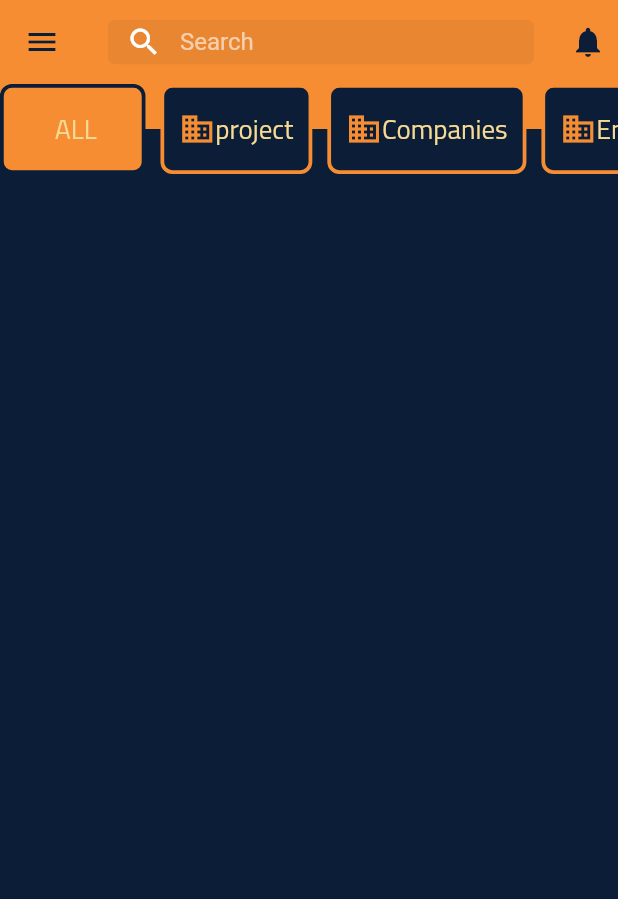
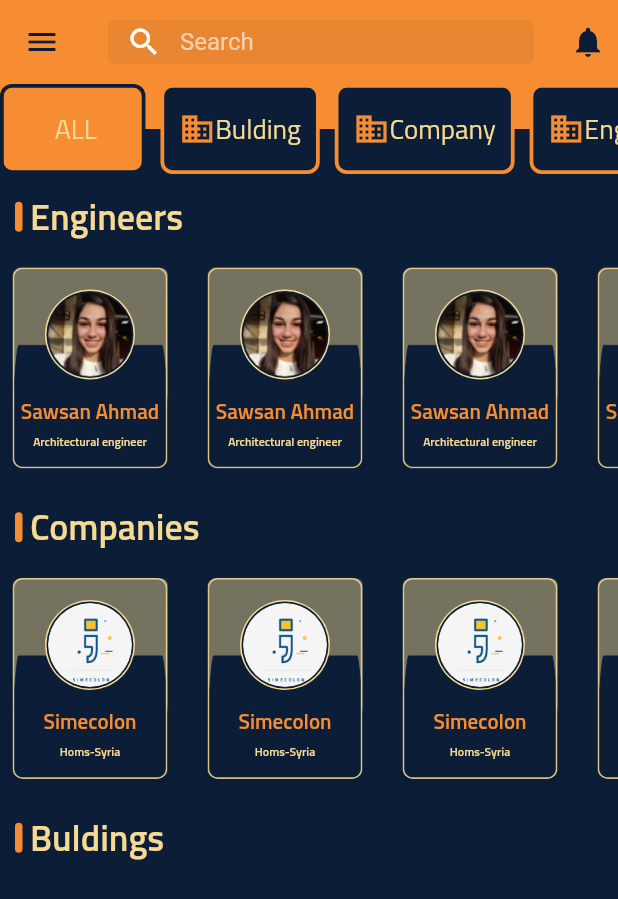
Before and after one commit to DeaaJahjah/pmp_constractions, a Flutter app: the screen it shows after launch, after a tap on "ALL", on a phone screen of 412 x 824 dp. Shown: the top 899 px of the screen. Run offline on Flutter 3.47's test engine with Material 2 defaults, Android fonts, the phone set to English and light mode, and no system bars; our stand-ins replace animated_theme_switcher, cloud_firestore, equatable, firebase_core, flutter_staggered_animations, flutter_switch; accounts and stored records are empty; generated files the repository leaves out were written again.

Commit message:
work on  search featuer

```diff
--- a/lib/core/config/constants/constant.dart
+++ b/lib/core/config/constants/constant.dart
@@ -1,5 +1,6 @@
 import 'package:flutter/material.dart';
 
+const sizedBoxXSmall = SizedBox(height: 4);
 const sizedBoxSmall = SizedBox(height: 10);
 
 const sizedBoxMedium = SizedBox(height: 20);
--- a/lib/core/config/theme/theme.dart
+++ b/lib/core/config/theme/theme.dart
@@ -61,6 +61,16 @@ ThemeData darkTheme = ThemeData(
             fontFamily: font,
             fontSize: 24,
             fontWeight: FontWeight.bold),
+        bodyMedium: TextStyle(
+            color: orange,
+            fontFamily: font,
+            fontSize: 16,
+            fontWeight: FontWeight.bold),
+        bodySmall: TextStyle(
+            color: beg,
+            fontFamily: font,
+            fontSize: 12,
+            fontWeight: FontWeight.normal),
         headlineSmall: TextStyle(
             color: beg,
             fontFamily: font,
--- a/lib/features/home_screen/providers/search_provider.dart
+++ b/lib/features/home_screen/providers/search_provider.dart
@@ -1,48 +1,29 @@
 import 'package:flutter/cupertino.dart';
 import 'package:pmpconstractions/core/config/enums/enums.dart';
-import 'package:pmpconstractions/features/home_screen/models/project.dart';
-import 'package:pmpconstractions/features/home_screen/services/project_db_service.dart';
 
 class SearchProvider extends ChangeNotifier {
-  List<Project> projects = [];
-  List<Project> searched = [];
-  //List<Company> companies = [];
-  // List<Engineer> engineers = [];
+  SearchType searchType = SearchType.all;
 
-  dynamic searchState(SearchType searchType) async {
-    switch (searchType) {
-      case SearchType.all:
-        // TODO: Handle this case.
-        break;
-      case SearchType.project:
-        projects = await ProjectDbService().getProjects();
-        return projects;
-        break;
-      case SearchType.company:
-        // TODO: Handle this case.
-        break;
-      case SearchType.engineer:
-        // TODO: Handle this case.
-        break;
-    }
-    ChangeNotifier();
-  }
-
-  getProjectById(String id) {
-    return projects.firstWhere((project) => project.projectId == id);
-  }
-
-  getProjects(String value) {
-    if (value.isEmpty) {
-      searched = projects;
-    }
-
-    final searchResult = projects.where((project) {
-      return project.name.toLowerCase().contains(value.toLowerCase());
-    }).toList();
-
-    searched = searchResult;
-    print('this is searched resualt ${searched.length}');
-    ChangeNotifier;
+  void searchState(SearchType newSearchType) async {
+    searchType = newSearchType;
+    NotificationListener;
   }
 }
+
+  // getProjectById(String id) {
+  //   return projects.firstWhere((project) => project.projectId == id);
+  // }
+
+  // getProjects(String value) {
+  //   if (value.isEmpty) {
+  //     searched = projects;
+  //   }
+
+  //   final searchResult = projects.where((project) {
+  //     return project.name.toLowerCase().contains(value.toLowerCase());
+  //   }).toList();
+
+  //   searched = searchResult;
+  //   print('this is searched resualt ${searched.length}');
+  //   ChangeNotifier;
+  // }
--- a/lib/features/home_screen/screens/home_screen.dart
+++ b/lib/features/home_screen/screens/home_screen.dart
@@ -1,13 +1,17 @@
-import 'package:cloud_firestore/cloud_firestore.dart';
 import 'package:flutter/material.dart';
 
 import 'package:pmpconstractions/core/config/enums/enums.dart';
 import 'package:pmpconstractions/core/config/theme/theme.dart';
 import 'package:pmpconstractions/features/home_screen/models/project.dart';
+import 'package:pmpconstractions/features/home_screen/providers/search_provider.dart';
+import 'package:pmpconstractions/features/home_screen/screens/widgets/build_all.dart';
 import 'package:pmpconstractions/features/home_screen/screens/widgets/build_projects.dart';
+import 'package:pmpconstractions/features/home_screen/screens/widgets/bulid_companies_card.dart';
+import 'package:pmpconstractions/features/home_screen/screens/widgets/bulid_engineers_card.dart';
 import 'package:pmpconstractions/features/home_screen/screens/widgets/custom_item.dart';
 import 'package:pmpconstractions/features/home_screen/screens/widgets/search_text_field.dart';
 import 'package:pmpconstractions/features/home_screen/services/project_db_service.dart';
+import 'package:provider/provider.dart';
 
 class HomeScreen extends StatefulWidget {
   static const routeName = '/home';
@@ -18,7 +22,7 @@ class HomeScreen extends StatefulWidget {
 }
 
 class _HomeScreenState extends State<HomeScreen> {
-  List<bool> itemsState = [false, true, false, false];
+  List<bool> itemsState = [true, false, false, false];
   changeItemState(int index) {
     if (itemsState[index] == false) {
       itemsState[index] = true;
@@ -51,7 +55,8 @@ class _HomeScreenState extends State<HomeScreen> {
 
   @override
   Widget build(BuildContext context) {
-    var ref = FirebaseFirestore.instance.collection('projects');
+    var searchProvider = Provider.of<SearchProvider>(context);
+
     return Scaffold(
       appBar: AppBar(
         actions: const [
@@ -83,71 +88,70 @@ class _HomeScreenState extends State<HomeScreen> {
                   CustomItem(
                       text: 'ALL',
                       selected: itemsState[0],
-                      onTap: () async {
+                      onTap: () {
                         setState(() {
                           changeItemState(0);
                         });
-
-                        Project project = Project(
-                            name: 'm',
-                            description: 'description',
-                            imageUrl:
-                                'https://firebasestorage.googleapis.com/v0/b/justatest-63adb.appspot.com/o/bulding1.png?alt=media&token=e832f13a-61b2-4fd0-bee5-082ff0acb388',
-                            location: const GeoPoint(30.22, 3),
-                            isOpen: true,
-                            modelUrl: 'https://dadva',
-                            privacy: true,
-                            members: const [
-                              MemberRole(
-                                  memberId: 'dadad_id',
-                                  memberName: 'memberName',
-                                  profilePicUrl: 'profilePicUrl',
-                                  role: Role.projectEngineer),
-                              MemberRole(
-                                  memberId: 'dadad_id',
-                                  memberName: 'memberName',
-                                  profilePicUrl: 'profilePicUrl',
-                                  role: Role.projectEngineer)
-                            ]);
-                        ref.add(project.toJson());
+                        searchProvider.searchState(SearchType.all);
                       }),
                   CustomItem(
-                      text: 'project',
+                      text: 'Bulding',
                       icon: Icons.business,
                       selected: itemsState[1],
                       onTap: () {
                         setState(() {
                           changeItemState(1);
                         });
+                        searchProvider.searchState(SearchType.project);
                       }),
                   CustomItem(
-                      text: 'Companies',
+                      text: 'Company',
                       icon: Icons.business,
                       selected: itemsState[2],
                       onTap: () {
                         setState(() {
                           changeItemState(2);
                         });
+                        searchProvider.searchState(SearchType.company);
                       }),
                   CustomItem(
-                      text: 'Enginerrs',
+                      text: 'Engineer',
                       icon: Icons.business,
                       selected: itemsState[3],
                       onTap: () {
                         setState(() {
                           changeItemState(3);
                         });
+                        searchProvider.searchState(SearchType.engineer);
                       })
                 ],
               ),
             ),
           ]),
-          Expanded(
+          if (searchProvider.searchType == SearchType.all)
+            Expanded(
+              child: (loading)
+                  ? const Center(child: CircularProgressIndicator())
+                  : BuildAll(projects: searchedProjects),
+            )
+          else if (searchProvider.searchType == SearchType.project)
+            Expanded(
               child: (loading)
                   ? const Center(child: CircularProgressIndicator())
                   : BuildProjects(
                       projects: searchedProjects,
-                    ))
+                    ),
+            )
+          else if (searchProvider.searchType == SearchType.company)
+            Expanded(
+                child: (loading)
+                    ? const Center(child: CircularProgressIndicator())
+                    : const Center(child: BuildCompaniesCard()))
+          else if (searchProvider.searchType == SearchType.engineer)
+            Expanded(
+                child: (loading)
+                    ? const Center(child: CircularProgressIndicator())
+                    : const BuildEngineersCard()),
         ],
       ),
     );
--- /dev/null
+++ b/lib/features/home_screen/screens/widgets/build_all.dart
@@ -0,0 +1,236 @@
+import 'package:flutter/material.dart';
+import 'package:flutter_staggered_animations/flutter_staggered_animations.dart';
+import 'package:pmpconstractions/core/config/constants/constant.dart';
+import 'package:pmpconstractions/core/config/theme/theme.dart';
+import 'package:pmpconstractions/features/home_screen/models/project.dart';
+import 'package:pmpconstractions/features/home_screen/screens/widgets/project_card.dart';
+
+class BuildAll extends StatelessWidget {
+  const BuildAll({Key? key, required this.projects}) : super(key: key);
+  final List<Project> projects;
+
+  @override
+  Widget build(BuildContext context) {
+    return CustomScrollView(slivers: [
+      const SliverToBoxAdapter(
+        child: Title(title: 'Engineers'),
+      ),
+      SliverToBoxAdapter(
+          child: SizedBox(
+        height: 150,
+        child: ListView.builder(
+          itemCount: 5,
+          scrollDirection: Axis.horizontal,
+          itemBuilder: (context, index) => AnimationConfiguration.staggeredList(
+              position: index,
+              duration: const Duration(milliseconds: 375),
+              child: const SlideAnimation(
+                  horizontalOffset: 50.0,
+                  child: FadeInAnimation(child: EngCard()))),
+        ),
+      )),
+      const SliverToBoxAdapter(
+        child: Title(title: 'Companies'),
+      ),
+      SliverToBoxAdapter(
+          child: SizedBox(
+        height: 150,
+        child: ListView.builder(
+          itemCount: 5,
+          scrollDirection: Axis.horizontal,
+          itemBuilder: (context, index) => AnimationConfiguration.staggeredList(
+              position: index,
+              duration: const Duration(milliseconds: 375),
+              child: const SlideAnimation(
+                  horizontalOffset: 50.0,
+                  child: FadeInAnimation(child: CompCard()))),
+        ),
+      )),
+      const SliverToBoxAdapter(
+        child: Title(title: 'Buldings'),
+      ),
+      SliverGrid(
+          gridDelegate: const SliverGridDelegateWithFixedCrossAxisCount(
+            crossAxisCount: 2,
+            mainAxisSpacing: 40,
+            crossAxisSpacing: 10,
+          ),
+          delegate: SliverChildBuilderDelegate((context, index) {
+            var project = projects[index];
+
+            return AnimationConfiguration.staggeredList(
+              position: index,
+              duration: const Duration(milliseconds: 375),
+              child: SlideAnimation(
+                horizontalOffset: 50.0,
+                child: FadeInAnimation(
+                  child: Container(
+                    height: (index % 2 == 0) ? 300 : 200,
+                    padding: const EdgeInsets.symmetric(
+                        vertical: 20, horizontal: 10),
+                    child: ProjectCard(
+                        projectId: project.projectId.toString(),
+                        name: project.name,
+                        imageUrl: project.imageUrl,
+                        index: index),
+                  ),
+                ),
+              ),
+            );
+          }, childCount: projects.length))
+    ]);
+  }
+}
+
+class Title extends StatelessWidget {
+  final String title;
+  const Title({Key? key, required this.title}) : super(key: key);
+
+  @override
+  Widget build(BuildContext context) {
+    return Container(
+      margin: const EdgeInsets.fromLTRB(10, 10, 10, 10),
+      child: Row(
+        children: [
+          Container(
+            width: 5,
+            height: 20,
+            margin: const EdgeInsets.only(right: 5),
+            decoration: BoxDecoration(
+                color: orange, borderRadius: BorderRadius.circular(5)),
+          ),
+          Text(
+            title,
+            style: Theme.of(context).textTheme.headlineMedium,
+          ),
+        ],
+      ),
+    );
+  }
+}
+
+class EngCard extends StatelessWidget {
+  const EngCard({Key? key}) : super(key: key);
+
+  @override
+  Widget build(BuildContext context) {
+    return InkWell(
+      onTap: () {},
+      child: Container(
+          width: 120,
+          height: 150,
+          margin: const EdgeInsets.only(right: 10),
+          child: Stack(
+            fit: StackFit.expand,
+            children: [
+              Image.asset(
+                'assets/images/engborder.png',
+                fit: BoxFit.fill,
+              ),
+              Expanded(
+                child: Column(
+                  mainAxisAlignment: MainAxisAlignment.start,
+                  crossAxisAlignment: CrossAxisAlignment.center,
+                  children: const [
+                    sizedBoxMedium,
+                    CircleAvatar(
+                      backgroundColor: beg,
+                      radius: 30,
+                      child: CircleAvatar(
+                        radius: 29,
+                        backgroundColor: darkBlue,
+                        child: CircleAvatar(
+                          radius: 28,
+                          backgroundColor: darkBlue,
+                          backgroundImage:
+                              AssetImage('assets/images/sawsan.png'),
+                        ),
+                      ),
+                    ),
+                    sizedBoxSmall,
+                    Text('Sawsan Ahmad',
+                        style: TextStyle(
+                            color: orange,
+                            fontFamily: font,
+                            fontSize: 14,
+                            fontWeight: FontWeight.bold)),
+                    sizedBoxXSmall,
+                    Text(
+                      'Architectural engineer',
+                      style: TextStyle(
+                          color: beg,
+                          fontFamily: font,
+                          fontSize: 8,
+                          fontWeight: FontWeight.bold),
+                    ),
+                  ],
+                ),
+              )
+            ],
+          )),
+    );
+  }
+}
+
+class CompCard extends StatelessWidget {
+  const CompCard({Key? key}) : super(key: key);
+
+  @override
+  Widget build(BuildContext context) {
+    return InkWell(
+      onTap: () {},
+      child: Container(
+          width: 120,
+          height: 150,
+          margin: const EdgeInsets.only(right: 10),
+          child: Stack(
+            fit: StackFit.expand,
+            children: [
+              Image.asset(
+                'assets/images/engborder.png',
+                fit: BoxFit.fill,
+              ),
+              Expanded(
+                child: Column(
+                  mainAxisAlignment: MainAxisAlignment.start,
+                  crossAxisAlignment: CrossAxisAlignment.center,
+                  children: const [
+                    sizedBoxMedium,
+                    CircleAvatar(
+                      backgroundColor: beg,
+                      radius: 30,
+                      child: CircleAvatar(
+                        radius: 29,
+                        backgroundColor: darkBlue,
+                        child: CircleAvatar(
+                          radius: 28,
+                          backgroundColor: darkBlue,
+                          backgroundImage:
+                              AssetImage('assets/images/smlogo.png'),
+                        ),
+                      ),
+                    ),
+                    sizedBoxSmall,
+                    Text('Simecolon',
+                        style: TextStyle(
+                            color: orange,
+                            fontFamily: font,
+                            fontSize: 14,
+                            fontWeight: FontWeight.bold)),
+                    sizedBoxXSmall,
+                    Text(
+                      'Homs-Syria',
+                      style: TextStyle(
+                          color: beg,
+                          fontFamily: font,
+                          fontSize: 8,
+                          fontWeight: FontWeight.bold),
+                    ),
+                  ],
+                ),
+              )
+            ],
+          )),
+    );
+  }
+}
--- a/lib/features/home_screen/screens/widgets/project_widget.dart
+++ b/lib/features/home_screen/screens/widgets/project_card.dart
@@ -1,12 +1,12 @@
 import 'package:flutter/material.dart';
 import 'package:pmpconstractions/core/config/theme/theme.dart';
 
-class ProjectWidget extends StatelessWidget {
+class ProjectCard extends StatelessWidget {
   final String projectId;
   final String name;
   final String imageUrl;
   final int index;
-  const ProjectWidget(
+  const ProjectCard(
       {Key? key,
       required this.projectId,
       required this.name,
@@ -16,9 +16,9 @@ class ProjectWidget extends StatelessWidget {
 
   @override
   Widget build(BuildContext context) {
+    //?TODO add random marging
     return InkWell(
         onTap: () {
-          print('Project id $projectId');
           Navigator.of(context).pushNamed(
             '/home/project_details',
             arguments: RouteSettings(name: '/details', arguments: projectId),
--- /dev/null
+++ b/lib/features/home_screen/services/company_db_service.dart
@@ -0,0 +1,24 @@
+import 'package:cloud_firestore/cloud_firestore.dart';
+import 'package:pmpconstractions/features/home_screen/models/company.dart';
+
+class ProjectDbService {
+  final FirebaseFirestore _db = FirebaseFirestore.instance;
+
+  Future<List<Company>> getCompanies() async {
+    var queryData = await _db.collection('companies').get();
+    List<Company> companies = [];
+
+    for (var doc in queryData.docs) {
+      companies.add(Company.fromFirestore(doc));
+    }
+
+    return companies;
+  }
+
+  Future<Company> getCompanyById(String id) async {
+    var doc = await _db.collection('companies').doc(id).get();
+    Map<String, dynamic>? cc = doc.data() as Map<String, dynamic>;
+
+    return Company.fromJson(cc);
+  }
+}
--- /dev/null
+++ b/lib/features/home_screen/services/engineer_db_service.dart
@@ -0,0 +1,24 @@
+import 'package:cloud_firestore/cloud_firestore.dart';
+import 'package:pmpconstractions/features/home_screen/models/engineer.dart';
+
+class ProjectDbService {
+  final FirebaseFirestore _db = FirebaseFirestore.instance;
+
+  Future<List<Engineer>> getEngineers() async {
+    var queryData = await _db.collection('engineers').get();
+    List<Engineer> engineers = [];
+
+    for (var doc in queryData.docs) {
+      engineers.add(Engineer.fromFirestore(doc));
+    }
+
+    return engineers;
+  }
+
+  Future<Engineer> getEngineerById(String id) async {
+    var doc = await _db.collection('engineers').doc(id).get();
+    Map<String, dynamic>? cc = doc.data() as Map<String, dynamic>;
+
+    return Engineer.fromJson(cc);
+  }
+}
--- a/pubspec.yaml
+++ b/pubspec.yaml
@@ -49,6 +49,7 @@ dependencies:
   model_viewer_plus: ^1.1.5
   flutter_staggered_grid_view: ^0.6.1
   flutter_switch: ^0.3.2
+  flutter_staggered_animations: ^1.0.0
   #theme
   animated_theme_switcher: ^2.0.6
   #charts
```
Also changed, not shown: lib/features/home_screen/screens/widgets/build_projects.dart (+15 -7 lines), lib/features/home_screen/screens/widgets/bulid_companies_card.dart (added, +25 -0 lines), lib/features/home_screen/screens/widgets/bulid_engineers_card.dart (added, +25 -0 lines), lib/features/home_screen/screens/widgets/company_card.dart (added, +59 -0 lines), lib/features/home_screen/screens/widgets/engineer_card.dart (added, +59 -0 lines), assets/images/border.png (added), assets/images/engborder.png (added), assets/images/sawsan.png (added), assets/images/smlogo.png (added), pubspec.lock.
